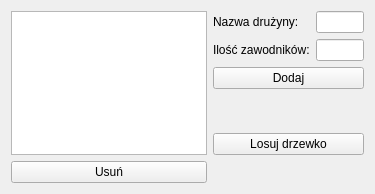
Old version of the form qtdesignerfiles/druzyny.ui in the repository Unknown22/Tournament-Manager.
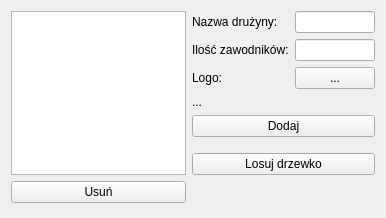
New version of the form.

```diff
--- a/qtdesignerfiles/druzyny.ui
+++ b/qtdesignerfiles/druzyny.ui
@@ -6,75 +6,65 @@
    <rect>
     <x>0</x>
     <y>0</y>
-    <width>375</width>
-    <height>194</height>
+    <width>367</width>
+    <height>218</height>
    </rect>
   </property>
   <property name="windowTitle">
    <string>Drużyny</string>
   </property>
   <layout class="QGridLayout" name="gridLayout">
-   <item row="5" column="0">
+   <item row="7" column="0">
     <widget class="QPushButton" name="pushButton_usun">
      <property name="text">
       <string>Usuń</string>
      </property>
     </widget>
    </item>
-   <item row="0" column="0" rowspan="5">
+   <item row="0" column="1">
+    <widget class="QLabel" name="label">
+     <property name="text">
+      <string>Nazwa drużyny:</string>
+     </property>
+    </widget>
+   </item>
+   <item row="5" column="2">
+    <spacer name="verticalSpacer_2">
+     <property name="orientation">
+      <enum>Qt::Vertical</enum>
+     </property>
+     <property name="sizeHint" stdset="0">
+      <size>
+       <width>20</width>
+       <height>40</height>
+      </size>
+     </property>
+    </spacer>
+   </item>
+   <item row="0" column="0" rowspan="7">
     <widget class="QListWidget" name="listWidget">
      <property name="minimumSize">
       <size>
-       <width>0</width>
+       <width>175</width>
        <height>141</height>
       </size>
      </property>
     </widget>
    </item>
-   <item row="3" column="2">
-    <spacer name="verticalSpacer_2">
-     <property name="orientation">
-      <enum>Qt::Vertical</enum>
-     </property>
-     <property name="sizeHint" stdset="0">
-      <size>
-       <width>20</width>
-       <height>40</height>
-      </size>
-     </property>
-    </spacer>
-   </item>
    <item row="0" column="2">
     <widget class="QLineEdit" name="lineEdit"/>
    </item>
-   <item row="0" column="1">
-    <widget class="QLabel" name="label">
-     <property name="text">
-      <string>Nazwa drużyny:</string>
-     </property>
-    </widget>
+   <item row="1" column="2">
+    <widget class="QLineEdit" name="lineEdit_2"/>
    </item>
-   <item row="2" column="1" colspan="2">
+   <item row="4" column="1" colspan="2">
     <widget class="QPushButton" name="pushButton_dodaj">
      <property name="text">
       <string>Dodaj</string>
      </property>
     </widget>
    </item>
-   <item row="6" column="0">
-    <spacer name="verticalSpacer">
-     <property name="orientation">
-      <enum>Qt::Vertical</enum>
-     </property>
-     <property name="sizeHint" stdset="0">
-      <size>
-       <width>20</width>
-       <height>40</height>
-      </size>
-     </property>
-    </spacer>
-   </item>
-   <item row="4" column="1" colspan="2">
+   <item row="6" column="1" colspan="2">
     <widget class="QPushButton" name="pushButton_losuj_drzewko">
      <property name="text">
       <string>Losuj drzewko</string>
@@ -88,8 +78,39 @@
      </property>
     </widget>
    </item>
-   <item row="1" column="2">
-    <widget class="QLineEdit" name="lineEdit_2"/>
+   <item row="8" column="0">
+    <spacer name="verticalSpacer">
+     <property name="orientation">
+      <enum>Qt::Vertical</enum>
+     </property>
+     <property name="sizeHint" stdset="0">
+      <size>
+       <width>20</width>
+       <height>40</height>
+      </size>
+     </property>
+    </spacer>
+   </item>
+   <item row="2" column="1">
+    <widget class="QLabel" name="label_3">
+     <property name="text">
+      <string>Logo:</string>
+     </property>
+    </widget>
+   </item>
+   <item row="2" column="2">
+    <widget class="QPushButton" name="pushButton_logo">
+     <property name="text">
+      <string>...</string>
+     </property>
+    </widget>
+   </item>
+   <item row="3" column="1" colspan="2">
+    <widget class="QLabel" name="label_4">
+     <property name="text">
+      <string>...</string>
+     </property>
+    </widget>
    </item>
   </layout>
  </widget>
```
